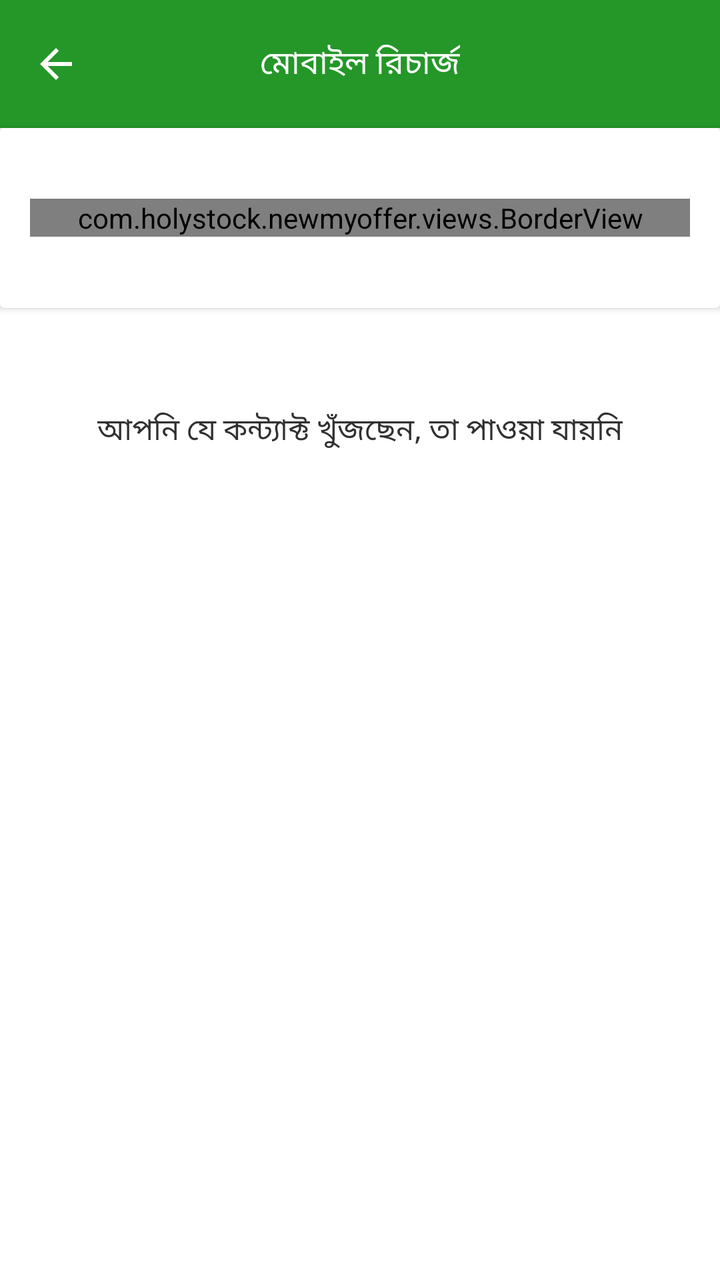
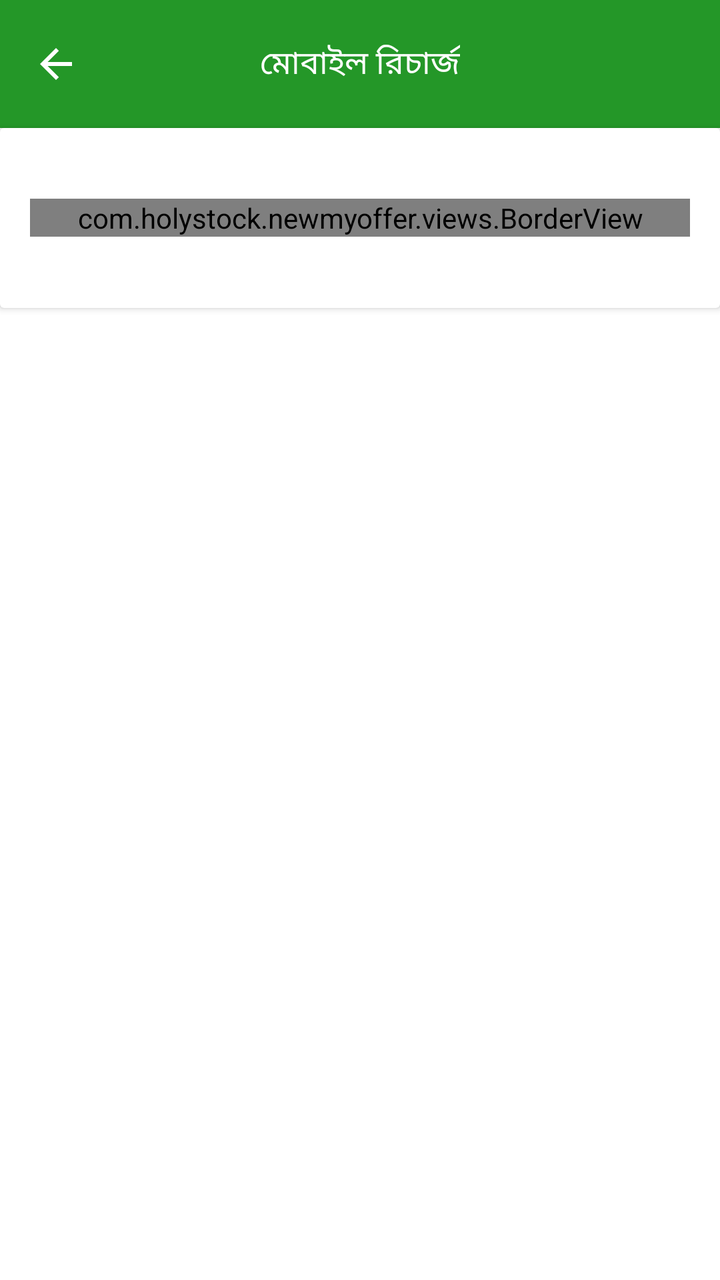

Two renders of the same Android screen: before a commit and after it. Below are the layout's source before the change and the commit's diff.
<!-- AndroidManifest.xml: application theme Theme.NewMyOffer -->
<!-- res/layout/activity_recharge_number.xml -->
<?xml version="1.0" encoding="utf-8"?>
<RelativeLayout xmlns:android="http://schemas.android.com/apk/res/android"
    xmlns:app="http://schemas.android.com/apk/res-auto"
    xmlns:tools="http://schemas.android.com/tools"
    android:id="@+id/main"
    android:layout_width="match_parent"
    android:layout_height="match_parent"
    android:background="@color/statusBar"
    tools:context=".activity.service.recharge.RechargeNumberActivity">


    <LinearLayout
        android:layout_width="match_parent"
        android:layout_height="match_parent"
        android:background="@color/white"
        android:orientation="vertical">


        <com.google.android.material.appbar.MaterialToolbar
            android:id="@+id/toolbar"
            android:layout_width="match_parent"
            android:layout_height="?attr/actionBarSize"
            android:background="@color/primary"
            android:backgroundTint="@color/primary"
            app:titleCentered="true"
            app:navigationIcon="@drawable/outline_arrow_back_24"
            app:navigationIconTint="@color/white"
            app:title="মোবাইল রিচার্জ"
            app:titleTextAppearance="@style/ToolbarTitleStyle" />


        <androidx.cardview.widget.CardView
            android:layout_width="match_parent"
            android:layout_height="@dimen/_90dp"
            android:backgroundTint="@color/white">

            <com.holystock.newmyoffer.views.BorderView
                android:layout_width="match_parent"
                android:layout_height="wrap_content"
                android:layout_centerVertical="true"
                android:layout_gravity="center_vertical"
                android:layout_marginHorizontal="@dimen/_15dp"
                app:bgColor="@color/beautifulWhite"
                app:borderColor="@color/greyLight"
                app:borderWidth="@dimen/_1.5dp"
                app:cornerRadius="@dimen/_5dp">

                <EditText
                    android:id="@+id/search_bar"
                    android:layout_width="match_parent"
                    android:layout_height="wrap_content"
                    android:layout_centerVertical="true"
                    android:background="@android:color/transparent"
                    android:drawableStart="@drawable/ic_search"
                    android:drawablePadding="8dp"
                    android:drawableTint="@color/grey"
                    android:fontFamily="@font/bangla"
                    android:hint="নাম বা নাম্বার দিন"
                    android:imeOptions="actionDone"
                    android:inputType="textNoSuggestions"
                    android:maxLength="48"
                    android:maxLines="1"
                    android:paddingHorizontal="@dimen/_10dp"
                    android:paddingVertical="@dimen/_12dp"
                    android:textColor="@color/black"
                    android:textColorHint="@color/grey"
                    android:textSize="@dimen/_15sp" />


            </com.holystock.newmyoffer.views.BorderView>


        </androidx.cardview.widget.CardView>

        <androidx.recyclerview.widget.RecyclerView
            android:id="@+id/recyclerView"
            android:layout_width="match_parent"
            android:layout_height="wrap_content"
            tools:listitem="@layout/item_recharge_number" />

        <include
            layout="@layout/no_contact_view" />

    </LinearLayout>


</RelativeLayout>
<!-- res/layout/item_recharge_number.xml (included above) -->
<?xml version="1.0" encoding="utf-8"?>
<RelativeLayout xmlns:android="http://schemas.android.com/apk/res/android"
    xmlns:app="http://schemas.android.com/apk/res-auto"
    android:layout_width="match_parent"
    android:layout_height="wrap_content"
    android:background="@color/white"
    android:minHeight="64dp">

    <RelativeLayout
        android:id="@+id/mainLayout"
        android:layout_width="match_parent"
        android:layout_height="wrap_content"
        android:background="@drawable/bg_ripple_primary2"
        android:clickable="true"
        android:focusable="true"
        android:minHeight="64dp"
        android:paddingHorizontal="16dp"
        android:paddingVertical="10dp">

        <ImageView
            android:id="@+id/ivPhoto"
            android:layout_width="48dp"
            android:layout_height="48dp"
            android:layout_centerVertical="true"
            android:scaleType="centerCrop" />

        <com.holystock.newmyoffer.views.BorderView
            android:id="@+id/photoLayout"
            app:cornerRadius="1000dp"
            app:borderWidth="@dimen/_0dp"
            android:layout_width="48dp"
            app:bgColor="@color/beautifulWhite"
            android:layout_height="48dp"
            android:layout_centerVertical="true"
            android:scaleType="centerCrop">

            <TextView
                android:id="@+id/tvLetter"
                android:text="A"
                android:maxLength="1"
                android:textColor="@color/black"
                android:textSize="@dimen/_22sp"
                android:fontFamily="@font/bangla_medium"
                android:layout_centerInParent="true"
                android:layout_width="wrap_content"
                android:layout_height="wrap_content"/>

        </com.holystock.newmyoffer.views.BorderView>


        <TextView
            android:id="@+id/tvName"
            android:layout_width="wrap_content"
            android:layout_height="wrap_content"
            android:layout_alignTop="@id/ivPhoto"
            android:layout_marginStart="12dp"
            android:layout_toEndOf="@id/ivPhoto"
            android:fontFamily="@font/bangla_medium"
            android:includeFontPadding="false"
            android:text="Contact Name"
            android:maxLines="1"
            android:ellipsize="end"
            android:textColor="@color/black"
            android:textSize="@dimen/_15sp" />

        <TextView
            android:id="@+id/tvNumber"
            android:layout_width="wrap_content"
            android:layout_height="wrap_content"
            android:layout_below="@id/tvName"
            android:layout_marginStart="12dp"
            android:layout_toEndOf="@id/ivPhoto"
            android:fontFamily="@font/bangla"
            android:includeFontPadding="false"
            android:text="01712345678"
            android:textColor="#4A4A4A"
            android:textSize="@dimen/_14sp" />

        <ImageView
            android:id="@+id/arrow_down"
            android:layout_width="wrap_content"
            android:layout_height="wrap_content"
            android:layout_alignParentEnd="true"
            android:layout_centerVertical="true"
            android:visibility="gone"
            android:src="@drawable/keyboard_arrow_down_24dp"
            app:tint="@color/grey" />


    </RelativeLayout>

    <LinearLayout
        android:visibility="gone"
        android:id="@+id/numberContainer"
        android:layout_width="match_parent"
        android:layout_height="wrap_content"
        android:layout_below="@id/mainLayout"
        android:orientation="vertical"
        android:layout_marginStart="@dimen/_60dp"/>


</RelativeLayout>
<!-- res/layout/no_contact_view.xml (included above) -->
<?xml version="1.0" encoding="utf-8"?>
<RelativeLayout xmlns:android="http://schemas.android.com/apk/res/android"
    xmlns:app="http://schemas.android.com/apk/res-auto"
    android:id="@+id/noContactLayout"
    android:layout_width="match_parent"
    android:layout_height="match_parent"
    android:background="@color/white"
    android:gravity="top">


    <LinearLayout
        android:layout_width="match_parent"
        android:layout_height="wrap_content"
        android:layout_marginTop="@dimen/_50dp"
        android:orientation="vertical">

        <TextView
            android:id="@+id/tvNoTitle"
            android:layout_width="wrap_content"
            android:layout_height="wrap_content"
            android:layout_gravity="center"
            android:fontFamily="@font/bangla_medium"
            android:text="আপনি যে কন্ট্যাক্ট খুঁজছেন, তা পাওয়া যায়নি"
            android:textColor="#313131"
            android:textSize="@dimen/_15sp" />

        <com.holystock.newmyoffer.views.BorderView
            android:id="@+id/nextBtn"
            android:layout_width="wrap_content"
            android:layout_height="wrap_content"
            android:layout_gravity="center"
            android:layout_marginTop="@dimen/_20dp"
            android:paddingHorizontal="@dimen/_20dp"
            android:paddingVertical="@dimen/_10dp"
            android:visibility="gone"
            app:bgColor="@color/primary"
            app:borderWidth="@dimen/_0dp"
            app:cornerRadius="@dimen/_5dp">

            <TextView
                android:layout_width="wrap_content"
                android:layout_height="wrap_content"
                android:layout_gravity="center"
                android:fontFamily="@font/bangla_medium"
                android:text="পরের ধাপে যেতে ট্যাপ করুন"
                android:textColor="@color/white"
                android:textSize="@dimen/_14sp" />


        </com.holystock.newmyoffer.views.BorderView>


    </LinearLayout>


</RelativeLayout>
<!-- resources referenced by this layout -->
<resources>
  <color name="beautifulWhite">#F7F7F7</color>
  <color name="black">#FF000000</color>
  <color name="grey">#808080</color>
  <color name="greyLight">#D3D3D3</color>
  <color name="primary">#249728</color>
  <color name="statusBar">@color/primary</color>
  <color name="white">#FFFFFFFF</color>
  <dimen name="_0dp">0dp</dimen>
  <dimen name="_1.5dp">1.5dp</dimen>
  <dimen name="_10dp">10.0dp</dimen>
  <dimen name="_12dp">12.0dp</dimen>
  <dimen name="_14sp">14.0sp</dimen>
  <dimen name="_15dp">15.0dp</dimen>
  <dimen name="_15sp">15.0sp</dimen>
  <dimen name="_20dp">20.0dp</dimen>
  <dimen name="_22sp">22.0sp</dimen>
  <dimen name="_50dp">50.0dp</dimen>
  <dimen name="_5dp">5.0dp</dimen>
  <dimen name="_60dp">60.0dp</dimen>
  <dimen name="_90dp">90.0dp</dimen>
  <!-- drawable bg_ripple_primary2 (drawable) -->
  <?xml version="1.0" encoding="utf-8"?>
  <ripple xmlns:android="http://schemas.android.com/apk/res/android"
      android:color="@color/primaryLight">
  
      <item>
          <shape>
              <solid android:color="@android:color/white"/>
          </shape>
      </item>
  
  </ripple>
  <!-- drawable ic_search (drawable) -->
  <vector xmlns:android="http://schemas.android.com/apk/res/android"
      android:width="24dp"
      android:height="24dp"
      android:viewportWidth="960"
      android:viewportHeight="960">
    <path
        android:pathData="M784,840 L532,588q-30,24 -69,38t-83,14q-109,0 -184.5,-75.5T120,380q0,-109 75.5,-184.5T380,120q109,0 184.5,75.5T640,380q0,44 -14,83t-38,69l252,252 -56,56ZM380,560q75,0 127.5,-52.5T560,380q0,-75 -52.5,-127.5T380,200q-75,0 -127.5,52.5T200,380q0,75 52.5,127.5T380,560Z"
        android:fillColor="#000000"/>
  </vector>
  <!-- drawable keyboard_arrow_down_24dp (drawable) -->
  <vector xmlns:android="http://schemas.android.com/apk/res/android"
      android:width="24dp"
      android:height="24dp"
      android:viewportWidth="960"
      android:viewportHeight="960">
    <path
        android:pathData="M480,616 L240,376l56,-56 184,184 184,-184 56,56 -240,240Z"
        android:fillColor="#000000"/>
  </vector>
  <!-- drawable outline_arrow_back_24 (drawable) -->
  <vector xmlns:android="http://schemas.android.com/apk/res/android" android:autoMirrored="true" android:height="24dp" android:tint="#000000" android:viewportHeight="960" android:viewportWidth="960" android:width="24dp">
        
      <path android:fillColor="@android:color/white" android:pathData="M313,520L537,744L480,800L160,480L480,160L537,216L313,440L800,440L800,520L313,520Z"/>
      
  </vector>
  <style name="ToolbarTitleStyle">
          <item name="android:textSize">@dimen/_toolbarText</item>
          <item name="android:fontFamily">@font/bangla_medium</item>
          <item name="android:textStyle">normal</item>
          <item name="android:textColor">@color/white</item>
      </style>
  <style name="Theme.NewMyOffer" parent="Base.Theme.NewMyOffer" />
  <color name="primaryLight">#D4F2D4</color>
  <dimen name="_toolbarText">@dimen/_16sp</dimen>
  <style name="Base.Theme.NewMyOffer" parent="Theme.Material3.DayNight.NoActionBar">
          
           <item name="colorPrimary">@color/primary</item>
           <item name="colorSecondary">@color/primary</item>
      </style>
  <dimen name="_16sp">16.0sp</dimen>
</resources>

<!-- the commit's change to res/layout/activity_recharge_number.xml (unified diff, before → after) -->
@@ -7,7 +7,6 @@
     android:layout_height="match_parent"
     android:background="@color/statusBar"
     tools:context=".activity.service.recharge.RechargeNumberActivity">
-
 
     <LinearLayout
         android:layout_width="match_parent"
@@ -83,7 +82,6 @@
 
     </LinearLayout>
 
-
 </RelativeLayout>
 <!-- res/layout/item_recharge_number.xml (included above) -->
 <?xml version="1.0" encoding="utf-8"?>
@@ -198,7 +196,6 @@
     android:background="@color/white"
     android:gravity="top">
 
-
     <LinearLayout
         android:layout_width="match_parent"
         android:layout_height="wrap_content"
@@ -211,6 +208,7 @@
             android:layout_height="wrap_content"
             android:layout_gravity="center"
             android:fontFamily="@font/bangla_medium"
+            android:visibility="gone"
             android:text="আপনি যে কন্ট্যাক্ট খুঁজছেন, তা পাওয়া যায়নি"
             android:textColor="#313131"
             android:textSize="@dimen/_15sp" />
